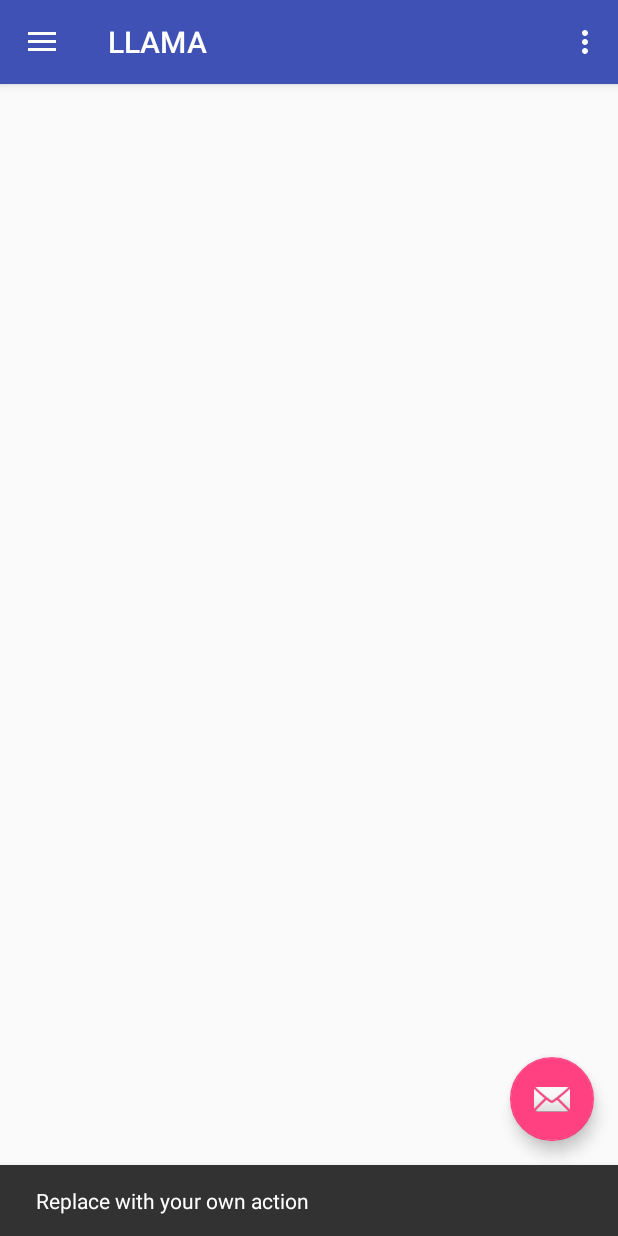
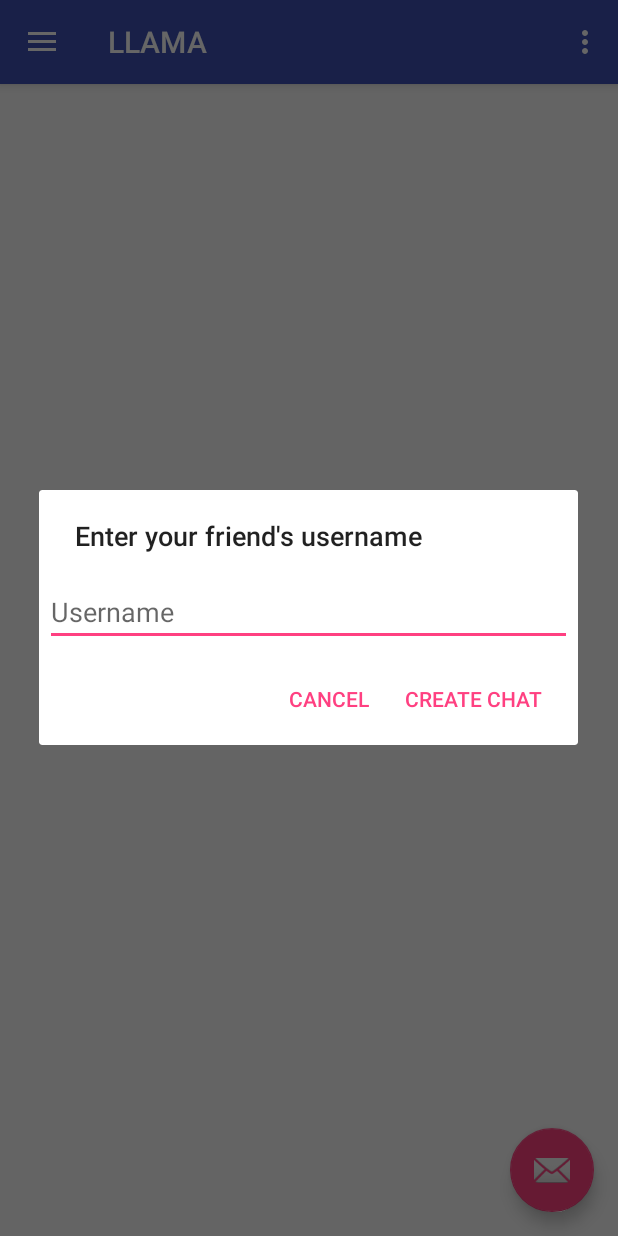
Before and after one commit to feberhard/LLAMA, an Android app: the screen it shows after launch once a user with an empty profile is signed in (MainActivity), after a tap on an icon or button, on a phone screen of 412 x 824 dp. Run offline under Robolectric (Android 15) with nearby library versions, the phone set to English and light mode, and no system bars; our stand-ins replace Firebase (no records; nobody signed in at launch, a user with empty details on screens opened directly); libraries missing offline, so code that uses them is left out: org.jdeferred, org.jdeferred.impl.

Commit message:
Added new message button functionality

```diff
--- a/client/src/LLAMA/app/src/main/AndroidManifest.xml
+++ b/client/src/LLAMA/app/src/main/AndroidManifest.xml
@@ -24,7 +24,7 @@
             android:resource="@drawable/ic_llama_head_notification" />
         <meta-data
             android:name="com.google.firebase.messaging.default_notification_color"
-            android:resource="@color/colorAccent" />
+            android:resource="@color/text_gray" />
         <!-- [END fcm_default_icon] -->
 
         <activity
--- a/client/src/LLAMA/app/src/main/java/org/llama/llama/MainActivity.java
+++ b/client/src/LLAMA/app/src/main/java/org/llama/llama/MainActivity.java
@@ -1,5 +1,7 @@
 package org.llama.llama;
 
+import android.app.Fragment;
+import android.app.FragmentTransaction;
 import android.content.Intent;
 import android.content.pm.PackageManager;
 import android.os.Bundle;
@@ -17,6 +19,8 @@ import android.view.Menu;
 import android.view.MenuItem;
 import android.widget.AdapterView;
 import android.widget.ArrayAdapter;
+import android.widget.EditText;
+import android.widget.ImageView;
 import android.widget.ListView;
 
 import com.google.firebase.auth.FirebaseAuth;
@@ -44,7 +48,7 @@ import java.util.Map;
 import javax.inject.Inject;
 
 public class MainActivity extends AppCompatActivity
-        implements NavigationView.OnNavigationItemSelectedListener, AdapterView.OnItemClickListener {
+        implements NavigationView.OnNavigationItemSelectedListener, AdapterView.OnItemClickListener, View.OnClickListener {
 
     @Inject
     IChatService chatService;
@@ -67,11 +71,21 @@ public class MainActivity extends AppCompatActivity
         FloatingActionButton fab = (FloatingActionButton) findViewById(R.id.fab);
         fab.setOnClickListener(new View.OnClickListener() {
             @Override
-            public void onClick(View view) {
-                Snackbar.make(view, "Replace with your own action", Snackbar.LENGTH_LONG)
-                        .setAction("Action", null).show();
+            public void onClick(View v) {
+                FragmentTransaction ft = getFragmentManager().beginTransaction();
+                Fragment prev = getFragmentManager().findFragmentByTag("dialog");
+                if (prev != null) {
+                    ft.remove(prev);
+                }
+                ft.addToBackStack(null);
+
+                // Create and show the dialog.
+                UserDialogFragment userDialog = new UserDialogFragment();
+                userDialog.show(ft, "userdialog");
             }
         });
+
+
 
         DrawerLayout drawer = (DrawerLayout) findViewById(R.id.drawer_layout);
         ActionBarDrawerToggle toggle = new ActionBarDrawerToggle(
@@ -81,6 +95,10 @@ public class MainActivity extends AppCompatActivity
 
         NavigationView navigationView = (NavigationView) findViewById(R.id.nav_view);
         navigationView.setNavigationItemSelectedListener(this);
+
+        View header = navigationView.getHeaderView(0);
+        ImageView profilePicture = (ImageView) header.findViewById(R.id.profilePicture);
+        profilePicture.setOnClickListener(this);
 
         chatList = (ListView) findViewById(R.id.chat_list);
         chatList.setClickable(true);
@@ -255,4 +273,19 @@ public class MainActivity extends AppCompatActivity
 
         }
     }
+
+    public void createChat(String username) {
+        // todo create chat with username
+        int i = 0;
+    }
+
+    /**
+     * Called when a view has been clicked.
+     *
+     * @param v The view that was clicked.
+     */
+    @Override
+    public void onClick(View v) {
+
+    }
 }
--- /dev/null
+++ b/client/src/LLAMA/app/src/main/java/org/llama/llama/UserDialogFragment.java
@@ -0,0 +1,45 @@
+package org.llama.llama;
+
+
+import android.app.AlertDialog;
+import android.app.Dialog;
+import android.app.DialogFragment;
+import android.content.DialogInterface;
+import android.os.Bundle;
+import android.support.annotation.Nullable;
+import android.view.LayoutInflater;
+import android.view.View;
+import android.view.ViewGroup;
+import android.widget.EditText;
+
+/**
+ * Created by woernsn on 11.01.17.
+ */
+
+public class UserDialogFragment extends DialogFragment {
+
+    @Override
+    public Dialog onCreateDialog(Bundle savedInstanceState) {
+        AlertDialog.Builder builder = new AlertDialog.Builder(getActivity());
+        // Get the layout inflater
+        LayoutInflater inflater = getActivity().getLayoutInflater();
+
+        // Inflate and set the layout for the dialog
+        // Pass null as the parent view because its going in the dialog layout
+        builder.setView(inflater.inflate(R.layout.contact_dialog, null))
+                .setTitle("Enter your friend's username")
+                .setPositiveButton("Create chat", new DialogInterface.OnClickListener() {
+                    @Override
+                    public void onClick(DialogInterface dialog, int id) {
+                        String username = ((EditText) getDialog().findViewById(R.id.username)).getText().toString();
+                        ((MainActivity) getActivity()).createChat(username);
+                    }
+                })
+                .setNegativeButton("Cancel", new DialogInterface.OnClickListener() {
+                    public void onClick(DialogInterface dialog, int id) {
+                        UserDialogFragment.this.getDialog().cancel();
+                    }
+                });
+        return builder.create();
+    }
+}
--- /dev/null
+++ b/client/src/LLAMA/app/src/main/res/layout/contact_dialog.xml
@@ -0,0 +1,16 @@
+<LinearLayout xmlns:android="http://schemas.android.com/apk/res/android"
+    android:orientation="vertical"
+    android:layout_width="wrap_content"
+    android:layout_height="wrap_content">
+    <EditText
+        android:id="@+id/username"
+        android:inputType="text"
+        android:layout_width="match_parent"
+        android:layout_height="wrap_content"
+        android:layout_marginTop="16dp"
+        android:layout_marginLeft="4dp"
+        android:layout_marginRight="4dp"
+        android:layout_marginBottom="4dp"
+        android:hint="@string/username" />
+
+</LinearLayout>
--- a/client/src/LLAMA/app/src/main/res/layout/nav_header_main.xml
+++ b/client/src/LLAMA/app/src/main/res/layout/nav_header_main.xml
@@ -13,11 +13,11 @@
     android:theme="@style/ThemeOverlay.AppCompat.Dark">
 
     <ImageView
-        android:id="@+id/imageView"
+        android:id="@+id/profilePicture"
         android:layout_width="wrap_content"
         android:layout_height="wrap_content"
         android:paddingTop="@dimen/nav_header_vertical_spacing"
-        app:srcCompat="@android:drawable/sym_def_app_icon" />
+        app:srcCompat="@mipmap/ic_launcher" />
 
     <TextView
         android:layout_width="match_parent"
--- a/client/src/LLAMA/app/src/main/res/values/strings.xml
+++ b/client/src/LLAMA/app/src/main/res/values/strings.xml
@@ -35,4 +35,7 @@
     <string name="message_composer_hint">Message</string>
     <string name="message_composer_send">Send</string>
     <string name="original">Original</string>
+
+    <string name="username">Username</string>
+    <string name="title_activity_profile">ProfileActivity</string>
 </resources>
```
